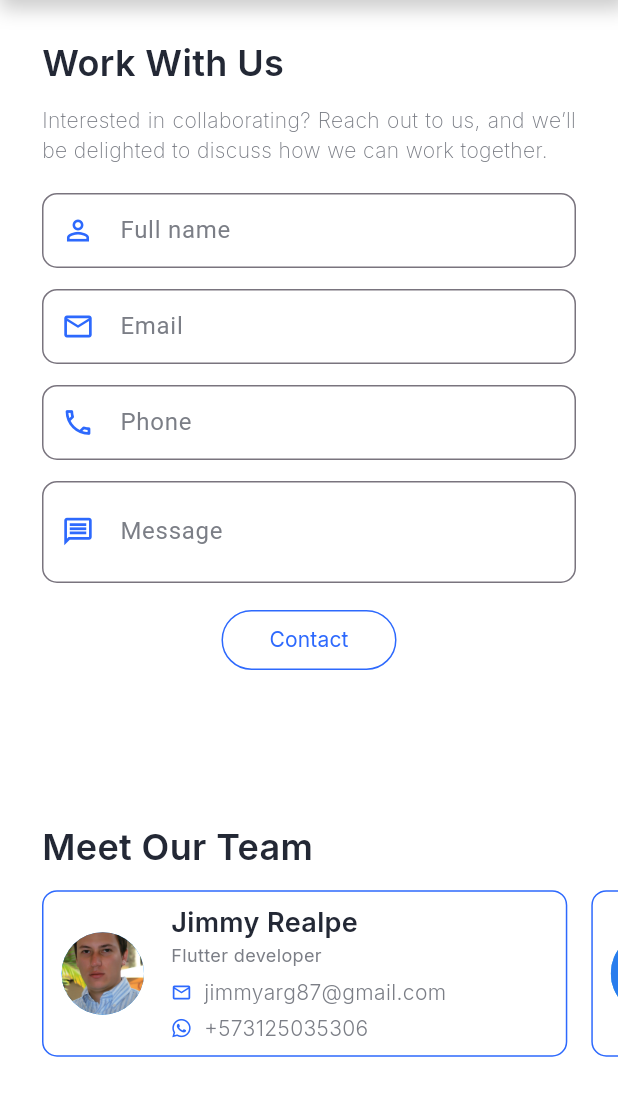
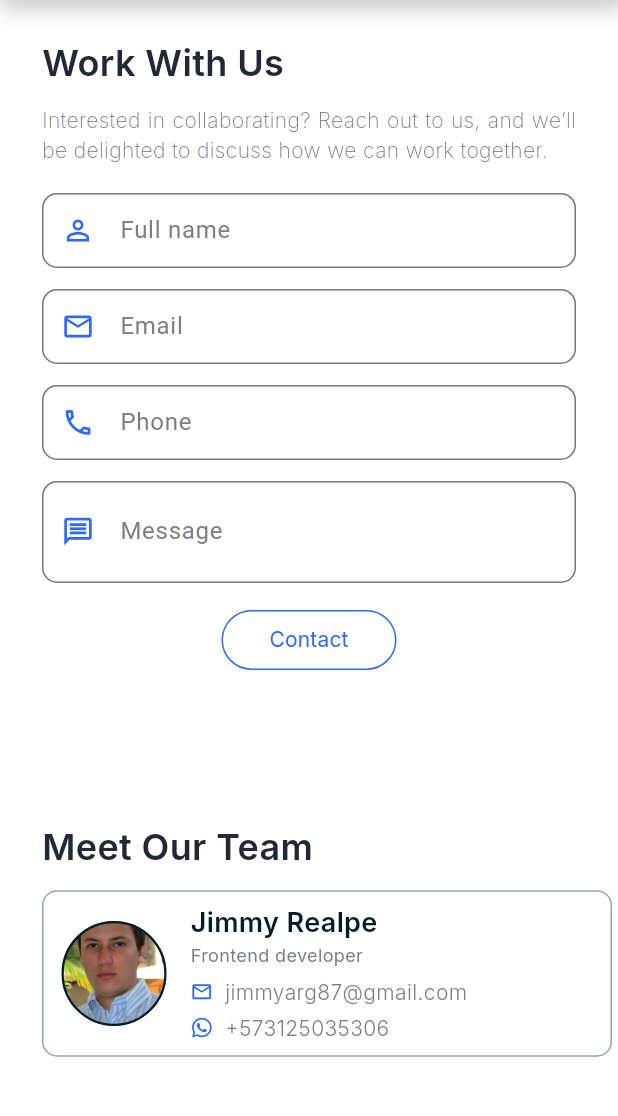
Before and after one commit to paulmrg-461/devpaul_co, a Flutter app: the screen it shows after launch, swiped to page 3, on a phone screen of 412 x 824 dp, the part 99-1215 px from its top. Run offline on Flutter 3.47's test engine with Material 3 defaults, Android fonts, the phone set to English and light mode, and no system bars; our stand-ins replace animate_do, firebase_core, fluro, flutter_svg, font_awesome_flutter, google_fonts; missing offline and left inert: dart:html, google_maps, universal_html; accounts and stored records are empty; generated files the repository leaves out were written again; statements that could not run were skipped.

Commit message:
Feat: Contact Page Improved

```diff
--- a/lib/presentation/shared/collaborator_card.dart
+++ b/lib/presentation/shared/collaborator_card.dart
@@ -30,16 +30,20 @@ class CollaboratorCard extends StatelessWidget {
           padding: const EdgeInsets.symmetric(vertical: 8, horizontal: 12),
           margin: const EdgeInsets.only(right: 16),
           decoration: BoxDecoration(
-              border: Border.all(color: const Color(0xff2D69FD)),
-              borderRadius: BorderRadius.circular(10)),
+            color: Colors.white,
+            border: Border.all(color: const Color(0xff011D2B).withOpacity(0.4)),
+            borderRadius: BorderRadius.circular(10),
+          ),
           child: Row(
             children: [
               Container(
-                width: 55,
-                height: 55,
-                margin: const EdgeInsets.only(right: 18),
+                width: 70,
+                height: 70,
+                margin: const EdgeInsets.only(right: 16),
                 decoration: BoxDecoration(
-                    color: Colors.blue,
+                    color: const Color(0xff011D2B),
+                    border:
+                        Border.all(color: const Color(0xff011D2B), width: 1.5),
                     shape: BoxShape.circle,
                     image: DecorationImage(
                         fit: BoxFit.cover,
@@ -52,7 +56,7 @@ class CollaboratorCard extends StatelessWidget {
                     collaboratorEntity.name,
                     overflow: TextOverflow.ellipsis,
                     style: GoogleFonts.inter(
-                        color: const Color(0xff232835),
+                        color: const Color(0xff011D2B),
                         fontSize: 18,
                         fontWeight: FontWeight.w600),
                   ),
@@ -71,7 +75,7 @@ class CollaboratorCard extends StatelessWidget {
                       children: [
                         const Icon(
                           Icons.email_outlined,
-                          size: 14,
+                          size: 15,
                           color: Color(0xff2D69FD),
                         ),
                         const SizedBox(
@@ -92,7 +96,7 @@ class CollaboratorCard extends StatelessWidget {
                     children: [
                       const Icon(
                         FontAwesomeIcons.whatsapp,
-                        size: 14,
+                        size: 15,
                         color: Color(0xff2D69FD),
                       ),
                       const SizedBox(
--- a/lib/presentation/shared/collaborators_list_view.dart
+++ b/lib/presentation/shared/collaborators_list_view.dart
@@ -1,44 +1,83 @@
+import 'dart:async';
+
 import 'package:devpaul_co/domain/entities/collaborator_entity.dart';
 import 'package:devpaul_co/presentation/shared/collaborator_card.dart';
 import 'package:flutter/material.dart';
 
-class CollaboratorsListView extends StatelessWidget {
+class CollaboratorsListView extends StatefulWidget {
   final List<CollaboratorEntity> collaborators;
-  final double width;
-  const CollaboratorsListView(
-      {super.key, required this.collaborators, required this.width});
+  const CollaboratorsListView({super.key, required this.collaborators});
+
+  @override
+  State<CollaboratorsListView> createState() => _CollaboratorsListViewState();
+}
+
+class _CollaboratorsListViewState extends State<CollaboratorsListView> {
+  late ScrollController _scrollController;
+  late Timer _timer;
+  bool _scrollForward = true;
+
+  @override
+  void initState() {
+    super.initState();
+    _scrollController = ScrollController();
+    _startAutoScroll();
+  }
+
+  void _startAutoScroll() {
+    Future.delayed(const Duration(seconds: 5), () {
+      _timer = Timer.periodic(const Duration(milliseconds: 100), (timer) {
+        if (_scrollForward) {
+          if (_scrollController.offset >=
+              _scrollController.position.maxScrollExtent) {
+            _scrollForward = false;
+          } else {
+            _scrollController.animateTo(
+              _scrollController.offset + 5.0,
+              duration: const Duration(milliseconds: 100),
+              curve: Curves.linear,
+            );
+          }
+        } else {
+          if (_scrollController.offset <=
+              _scrollController.position.minScrollExtent) {
+            _scrollForward = true;
+          } else {
+            _scrollController.animateTo(
+              _scrollController.offset - 5.0,
+              duration: const Duration(milliseconds: 100),
+              curve: Curves.linear,
+            );
+          }
+        }
+      });
+    });
+  }
+
+  @override
+  void dispose() {
+    _timer.cancel();
+    _scrollController.dispose();
+    super.dispose();
+  }
 
   @override
   Widget build(BuildContext context) {
     return SingleChildScrollView(
+      controller: _scrollController,
       scrollDirection: Axis.horizontal,
       physics: const BouncingScrollPhysics(),
       child: Row(crossAxisAlignment: CrossAxisAlignment.start, children: [
         const SizedBox(
           width: 28,
         ),
-        ...collaborators
+        ...widget.collaborators
             .map((collaborator) => CollaboratorCard(
                   collaboratorEntity: collaborator,
-                  width: width,
+                  width: 380,
                 ))
             .toList(),
       ]),
     );
-
-    // return SizedBox(
-    //   height: 230,
-    //   child: ListView.builder(
-    //     shrinkWrap: true,
-    //     scrollDirection: Axis.horizontal,
-    //     itemCount: collaborators.length,
-    //     itemBuilder: (context, index) {
-    //       final collaboratorEntity collaboratorEntity = collaborators[index];
-    //       return AnimatedAssetImage(
-    //         collaboratorEntity: collaboratorEntity,
-    //       );
-    //     },
-    //   ),
-    // );
   }
 }
--- a/lib/presentation/views/large/about_view_lg.dart
+++ b/lib/presentation/views/large/about_view_lg.dart
@@ -73,7 +73,7 @@ class AboutViewLg extends StatelessWidget {
                               fontSize: 26,
                               fontWeight: FontWeight.w600),
                         ),
-                        SizedBox(
+                        const SizedBox(
                           height: 12,
                         ),
                         Text(
@@ -92,7 +92,7 @@ class AboutViewLg extends StatelessWidget {
               ),
             ),
             SizedBox(
-              height: MediaQuery.of(context).size.height * 0.028,
+              height: MediaQuery.of(context).size.height * 0.03,
             ),
             Container(
               width: double.infinity,
--- a/lib/presentation/views/large/contact_view_lg.dart
+++ b/lib/presentation/views/large/contact_view_lg.dart
@@ -46,7 +46,7 @@ class ContactViewLg extends StatelessWidget {
                   ),
                 ),
                 Container(
-                  width: MediaQuery.of(context).size.width * 0.4,
+                  width: MediaQuery.of(context).size.width * 0.6,
                   margin: const EdgeInsets.only(top: 10, bottom: 6, left: 28),
                   child: Text(
                     AppLocalizations.of(context)!
@@ -64,7 +64,6 @@ class ContactViewLg extends StatelessWidget {
                 ),
                 CollaboratorsListView(
                   collaborators: collaboratorsProvider.collaborators,
-                  width: size.width * 0.285,
                 ),
               ],
             ),
@@ -196,7 +195,8 @@ class ContactViewLg extends StatelessWidget {
                           spreadRadius: 0.0,
                         ), //BoxShadow
                       ],
-                      border: Border.all(color: Color(0xff011D2B), width: 12),
+                      border:
+                          Border.all(color: const Color(0xff011D2B), width: 12),
                       image: const DecorationImage(
                           fit: BoxFit.cover,
                           image: AssetImage('assets/logos/devpaul_logo.png'))),
--- a/lib/presentation/views/medium/contact_view_md.dart
+++ b/lib/presentation/views/medium/contact_view_md.dart
@@ -159,7 +159,6 @@ class _ContactViewMdState extends State<ContactViewMd> {
               ),
               CollaboratorsListView(
                 collaborators: widget.collaboratorsProvider.collaborators,
-                width: size.width * 0.45,
               ),
             ],
           ),
--- a/lib/presentation/views/small/contact_view_sm.dart
+++ b/lib/presentation/views/small/contact_view_sm.dart
@@ -144,7 +144,6 @@ class _ContactViewSmState extends State<ContactViewSm> {
               ),
               CollaboratorsListView(
                 collaborators: widget.collaboratorsProvider.collaborators,
-                width: size.width * 0.85,
               ),
             ],
           ),
--- a/lib/shared/data/local_collaborators.dart
+++ b/lib/shared/data/local_collaborators.dart
@@ -4,7 +4,7 @@ List<Map<String, dynamic>> localCollaborators = [
     'name': 'Jimmy Realpe',
     'imagePath': 'assets/images/jimmy.jpeg',
     'email': 'jimmyarg87@gmail.com',
-    'profession': 'Flutter developer',
+    'profession': 'Frontend developer',
     'phone': '+573125035306',
     'delay': 100
   },
```
Also changed, not shown: 1 other file.
